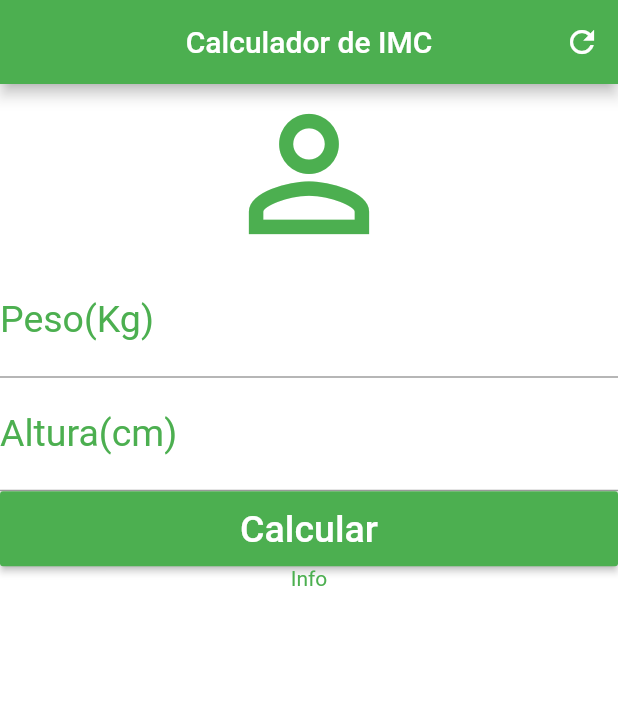
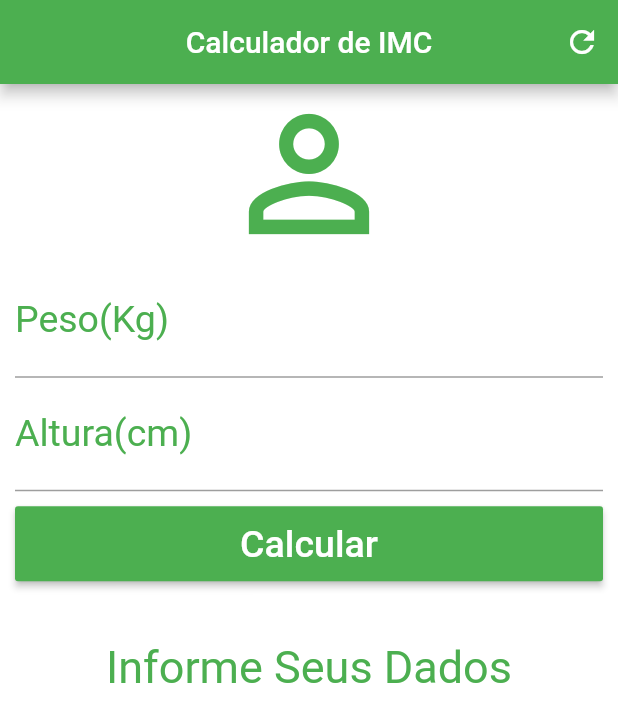
Before and after one commit to HenriqueMontagna/Calculada_IMC_APP_Flutter, a Flutter app: the screen it shows after launch, after a tap on "Calcular", on a phone screen of 412 x 824 dp. Shown: the top 722 px of the screen. Run offline on Flutter 3.47's test engine with Material 2 defaults, Android fonts, the light colour scheme and no system bars.

Commit message:
Calculadora Pronta - Set State

```diff
--- a/calculador_imc/lib/main.dart
+++ b/calculador_imc/lib/main.dart
@@ -11,6 +11,43 @@ class Home extends StatefulWidget {
 }
 
 class _HomeState extends State<Home> {
+  TextEditingController _alturaController = TextEditingController();
+  TextEditingController _pesoController = TextEditingController();
+
+  String _textoDeInformacao = "Informe Seus Dados";
+
+  void _resetCampos() {
+    _alturaController.text = "";
+    _pesoController.text = "";
+    _textoDeInformacao = "Informe Seus Dados";
+  }
+
+  void _calculaIMC() {
+    setState(() {
+      double peso = double.parse(_pesoController.text);
+      double altura = double.parse(_alturaController.text) / 100;
+      double imc = peso / (altura * altura);
+      if (imc < 18.5) {
+        _textoDeInformacao =
+            "Seu IMC é ${imc.toStringAsFixed(2)}\n Abaixo do Peso";
+      } else if (imc >= 18.5 && imc < 25) {
+        _textoDeInformacao =
+            "Seu IMC é ${imc.toStringAsFixed(2)}\n Peso Normal";
+      } else if (imc >= 25 && imc < 30) {
+        _textoDeInformacao = "Seu IMC é ${imc.toStringAsFixed(2)}\n Sobrepeso";
+      } else if (imc >= 30 && imc < 35) {
+        _textoDeInformacao =
+            "Seu IMC é ${imc.toStringAsFixed(2)}\n Obesidade grau 1";
+      } else if (imc >= 35 && imc < 40) {
+        _textoDeInformacao =
+            "Seu IMC é ${imc.toStringAsFixed(2)}\n Obesidade grau 2";
+      } else if (imc >= 40) {
+        _textoDeInformacao =
+            "Seu IMC é ${imc.toStringAsFixed(2)}\n Obesidade grau 3";
+      }
+    });
+  }
+
   @override
   Widget build(BuildContext context) {
     return Scaffold(
@@ -19,11 +56,16 @@ class _HomeState extends State<Home> {
         centerTitle: true,
         backgroundColor: Colors.green,
         actions: <Widget>[
-          IconButton(icon: Icon(Icons.refresh), onPressed: () {})
+          IconButton(
+            icon: Icon(Icons.refresh),
+            onPressed: _resetCampos,
+          ),
         ],
       ),
       backgroundColor: Colors.white,
-      body: Column(
+      body: SingleChildScrollView(
+        padding: EdgeInsets.fromLTRB(10.0, 0.0, 10.0, 0.0),
+        child: Column(
           crossAxisAlignment: CrossAxisAlignment.stretch,
           children: <Widget>[
             Icon(
@@ -38,6 +80,7 @@ class _HomeState extends State<Home> {
                   labelStyle: TextStyle(color: Colors.green)),
               textAlign: TextAlign.center,
               style: TextStyle(color: Colors.green, fontSize: 25.0),
+              controller: _pesoController,
             ),
             TextField(
               keyboardType: TextInputType.number,
@@ -46,12 +89,15 @@ class _HomeState extends State<Home> {
                   labelStyle: TextStyle(color: Colors.green)),
               textAlign: TextAlign.center,
               style: TextStyle(color: Colors.green, fontSize: 25.0),
+              controller: _alturaController,
             ),
-          Container(
+            Padding(
+              padding: EdgeInsets.only(top: 10.0, bottom: 10.0),
+              child: Container(
                 height: 50.0,
                 width: 10.0,
                 child: RaisedButton(
-              onPressed: () {},
+                  onPressed: _calculaIMC,
                   child: Text(
                     "Calcular",
                     style: TextStyle(fontSize: 25.0),
@@ -60,11 +106,18 @@ class _HomeState extends State<Home> {
                   textColor: Colors.white,
                 ),
               ),
-          Text("Info",
+            ),
+            Padding(
+              padding: EdgeInsets.only(
+                  left: 0.0, top: 30.0, bottom: 0.0, right: 0.0),
+              child: Text(
+                _textoDeInformacao,
                 textAlign: TextAlign.center,
-              style: TextStyle(color: Colors.green),
+                style: TextStyle(color: Colors.green, fontSize: 30.0),
+              ),
             )
           ],
+        ),
       ),
     );
   }
```
Lines whose indentation alone changed are shown as unchanged.
